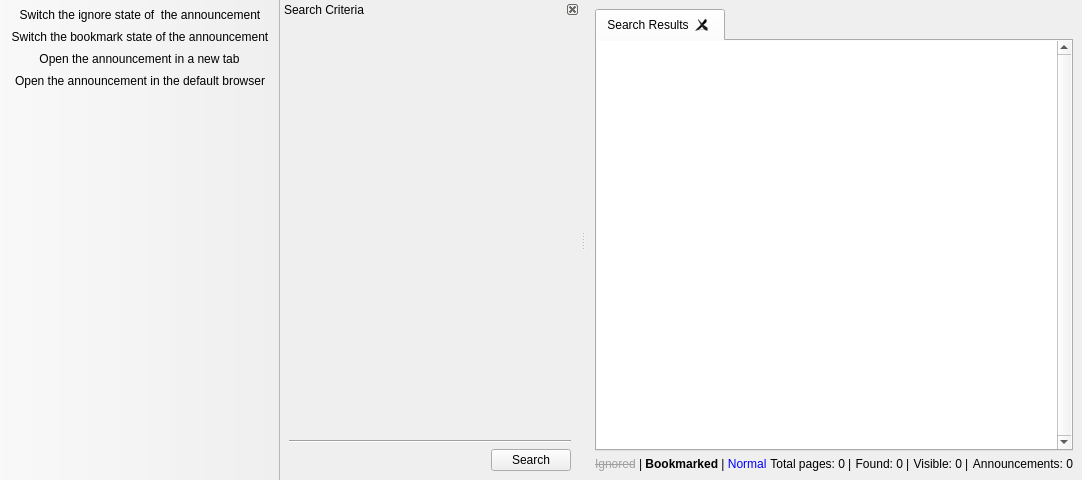
First picture: the form in src/UIMain.ui, repository pasnox/housing, before the edit.
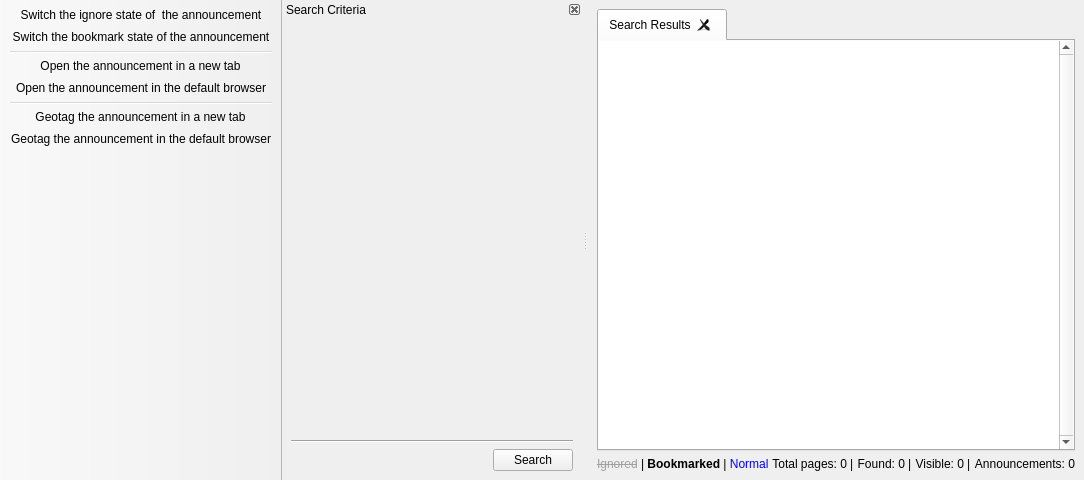
Second picture: the form after the edit. Icons and pictures are not drawn. Custom widgets are drawn as their Qt base class.

Commit message: Move translatable strings from private class in their high level class to avoid the strings to live in different lcas name. Add geotag suppor for announcement (using google maps).

Patch:
```diff
--- a/src/UIMain.ui
+++ b/src/UIMain.ui
@@ -304,8 +304,12 @@
    </attribute>
    <addaction name="aSwitchAnnouncementIgnoreState"/>
    <addaction name="aSwitchAnnouncementBookmarkState"/>
+   <addaction name="separator"/>
    <addaction name="aOpenAnnouncementInNewTab"/>
    <addaction name="aOpenAnnouncementInDefaultBrowser"/>
+   <addaction name="separator"/>
+   <addaction name="aGeotagAnnouncementInNewTab"/>
+   <addaction name="aGeotagAnnouncementInDefaultBrowser"/>
   </widget>
   <action name="aSwitchAnnouncementIgnoreState">
    <property name="checkable">
@@ -353,6 +357,22 @@
     <string>Open the announcement in the default browser</string>
    </property>
   </action>
+  <action name="aGeotagAnnouncementInNewTab">
+   <property name="icon">
+    <iconset theme="folder-remote"/>
+   </property>
+   <property name="text">
+    <string>Geotag the announcement in a new tab</string>
+   </property>
+  </action>
+  <action name="aGeotagAnnouncementInDefaultBrowser">
+   <property name="icon">
+    <iconset theme="applications-internet"/>
+   </property>
+   <property name="text">
+    <string>Geotag the announcement in the default browser</string>
+   </property>
+  </action>
  </widget>
  <customwidgets>
   <customwidget>
```
The commit also changes 6 other files.
